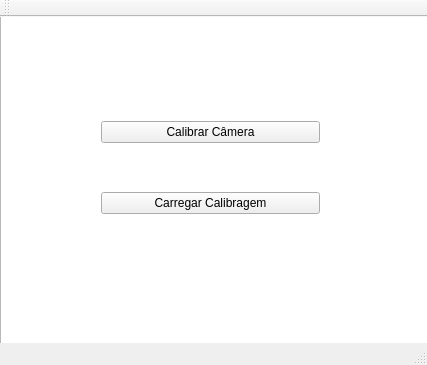
mseefelder/barosaurus, file sources/mainwindow.ui: the form before one commit.
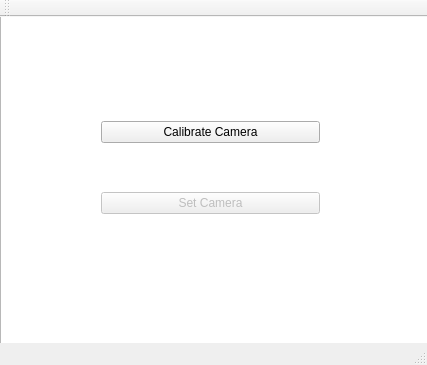
The form after the commit.

What changed in the file:
```diff
--- a/sources/mainwindow.ui
+++ b/sources/mainwindow.ui
@@ -40,14 +40,17 @@
      <item>
       <widget class="QPushButton" name="pushButton_2">
        <property name="text">
-        <string>Calibrar Câmera</string>
+        <string>Calibrate Camera</string>
        </property>
       </widget>
      </item>
      <item>
       <widget class="QPushButton" name="pushButton">
+       <property name="enabled">
+        <bool>false</bool>
+       </property>
        <property name="text">
-        <string>Carregar Calibragem</string>
+        <string>Set Camera</string>
        </property>
       </widget>
      </item>
```
